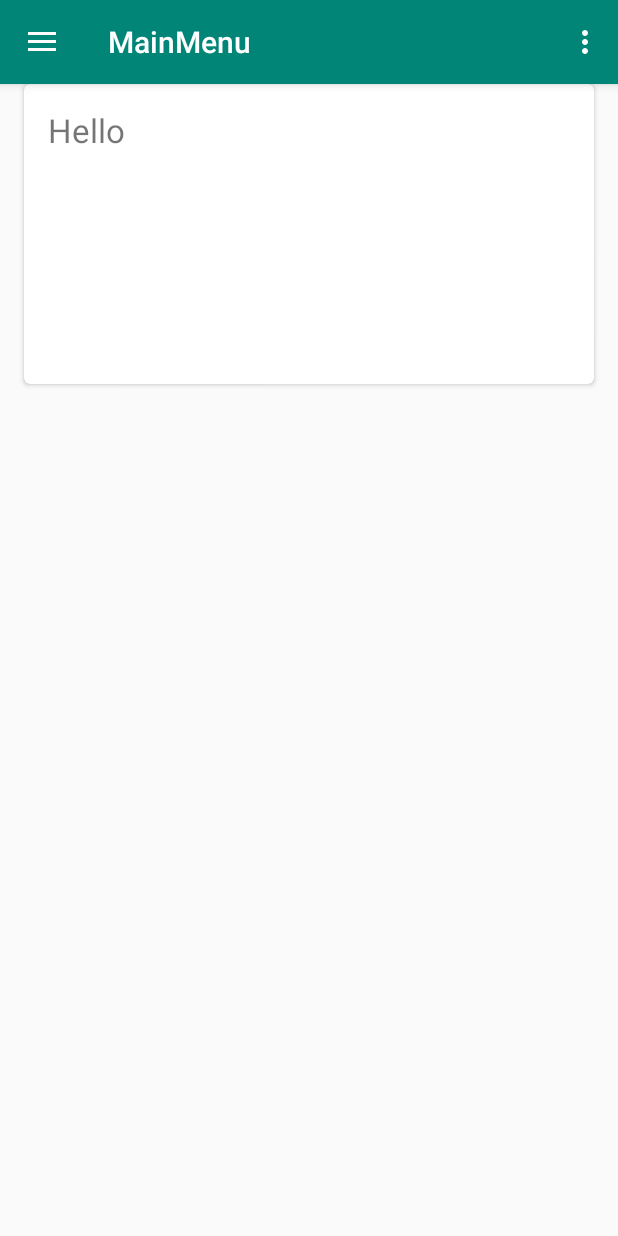
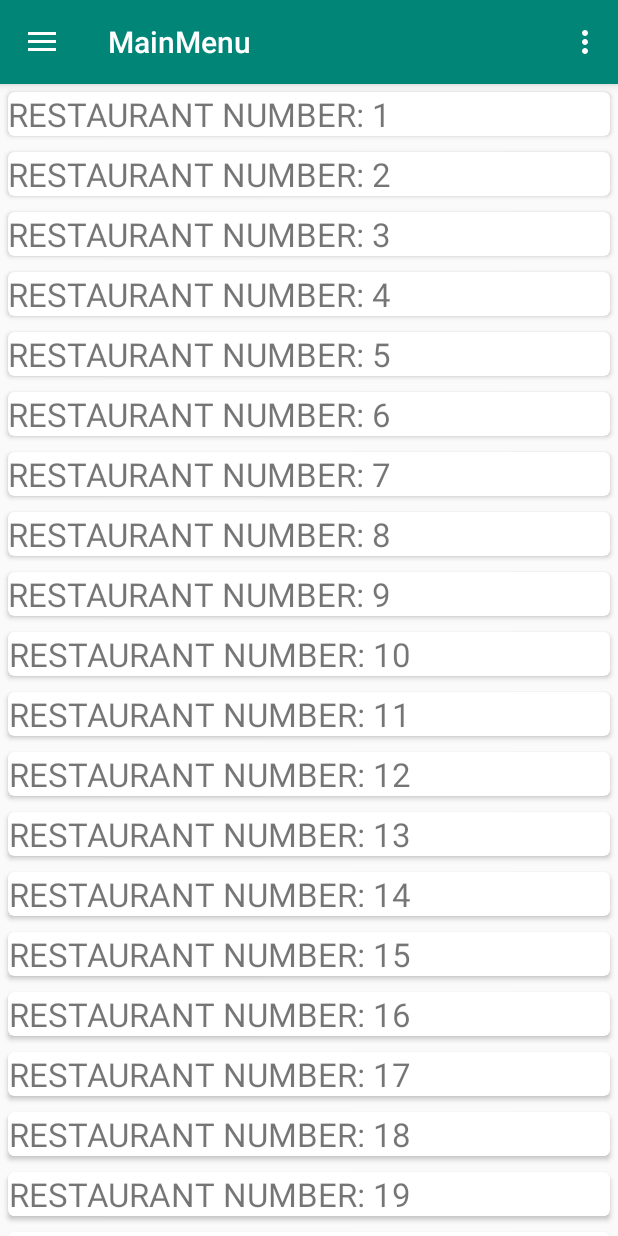
Before and after one commit to lucasfoo/Meal-Demo, an Android app: the MainMenu screen opened directly, with no data from a screen before it, on a phone screen of 412 x 824 dp. Run offline under Robolectric (Android 15) with nearby library versions, the phone set to English and light mode, and no system bars.

Commit message:
Added in a template for recylcer view and card_view in the main menu

```diff
--- a/app/src/main/java/com/example/demo/MainMenu.java
+++ b/app/src/main/java/com/example/demo/MainMenu.java
@@ -3,6 +3,8 @@ package com.example.demo;
 import android.os.Bundle;
 import android.support.design.widget.FloatingActionButton;
 import android.support.design.widget.Snackbar;
+import android.support.v7.widget.LinearLayoutManager;
+import android.support.v7.widget.RecyclerView;
 import android.view.View;
 import android.support.v4.view.GravityCompat;
 import android.support.v7.app.ActionBarDrawerToggle;
@@ -13,6 +15,10 @@ import android.support.v4.widget.DrawerLayout;
 import android.support.v7.app.AppCompatActivity;
 import android.support.v7.widget.Toolbar;
 import android.view.Menu;
+
+import java.util.ArrayList;
+import java.util.List;
+
 
 public class MainMenu extends AppCompatActivity
         implements NavigationView.OnNavigationItemSelectedListener {
@@ -39,6 +45,15 @@ public class MainMenu extends AppCompatActivity
         toggle.syncState();
         navigationView.setNavigationItemSelectedListener(this);
 
+        //RecylcerView code below
+        RecyclerView recList = (RecyclerView)findViewById(R.id.cardList);
+        recList.setHasFixedSize(true);
+        LinearLayoutManager linearLayoutManager = new LinearLayoutManager(this);
+        linearLayoutManager.setOrientation(LinearLayoutManager.VERTICAL);
+        recList.setLayoutManager(linearLayoutManager);
+
+        RestaurantDataAdapter restaurantDataAdapter = new RestaurantDataAdapter(createList(30));
+        recList.setAdapter(restaurantDataAdapter);
     }
 
     @Override
@@ -97,4 +112,17 @@ public class MainMenu extends AppCompatActivity
         drawer.closeDrawer(GravityCompat.START);
         return true;
     }
+
+    private List<RestaurantData> createList(int size){
+        List<RestaurantData> res = new ArrayList<RestaurantData>();
+        for(int i = 1; i < size; ++i){
+            RestaurantData restaurantData = new RestaurantData();
+            restaurantData.name = "RESTAURANT NUMBER: " + i;
+
+            res.add(restaurantData);
+        }
+        return res;
+    }
+
+
 }
--- /dev/null
+++ b/app/src/main/java/com/example/demo/RestaurantData.java
@@ -0,0 +1,5 @@
+package com.example.demo;
+
+public class RestaurantData {
+    protected String name;
+}
--- /dev/null
+++ b/app/src/main/java/com/example/demo/RestaurantDataAdapter.java
@@ -0,0 +1,47 @@
+package com.example.demo;
+
+import android.support.annotation.NonNull;
+import android.support.v7.widget.RecyclerView;
+import android.support.v7.widget.CardView;
+import android.view.LayoutInflater;
+import android.view.View;
+import android.view.ViewGroup;
+import android.widget.TextView;
+
+import java.util.List;
+
+public class RestaurantDataAdapter extends RecyclerView.Adapter<RestaurantDataAdapter.RestaurantViewHolder> {
+    private List<RestaurantData> RestaurantList;
+
+    public  RestaurantDataAdapter(List<RestaurantData> RestaurantList){
+        this.RestaurantList = RestaurantList;
+    }
+
+    @Override
+    public int getItemCount(){
+        return RestaurantList.size();
+    }
+
+    @NonNull
+    @Override
+    public RestaurantDataAdapter.RestaurantViewHolder onCreateViewHolder(@NonNull ViewGroup viewGroup, int i) {
+        View view = LayoutInflater.from(viewGroup.getContext()).inflate(R.layout.main_menu_card, viewGroup, false);
+        return new RestaurantViewHolder(view);
+    }
+
+    @Override
+    public void onBindViewHolder(RestaurantViewHolder restaurantViewHolder, int i){
+        RestaurantData restaurantData = RestaurantList.get(i);
+        RestaurantViewHolder.mName.setText(restaurantData.name);
+    }
+
+    public static class  RestaurantViewHolder extends RecyclerView.ViewHolder {
+        protected static TextView mName;
+
+        public RestaurantViewHolder(View view) {
+            super(view);
+            mName = view.findViewById(R.id.restaurant_name);
+        }
+    }
+
+}
--- a/app/src/main/res/layout/content_main_menu.xml
+++ b/app/src/main/res/layout/content_main_menu.xml
@@ -7,24 +7,10 @@
     app:layout_behavior="@string/appbar_scrolling_view_behavior"
     tools:context=".MainMenu"
     tools:showIn="@layout/app_bar_main_menu">
-
-    <android.support.v7.widget.CardView
+    <android.support.v7.widget.RecyclerView
         android:layout_width="match_parent"
-        android:layout_marginLeft="16dp"
-        android:layout_marginRight="16dp"
-        android:layout_height="200dp"
-        android:layout_gravity="center_horizontal"
-        android:id="@+id/card_view"
-        app:cardCornerRadius="4dp"
+        android:layout_height="match_parent"
+        android:id="@+id/cardList"
         >
-        <TextView
-            android:id="@+id/info_text"
-            android:layout_width="match_parent"
-            android:layout_height="wrap_content"
-            android:textSize="22sp"
-            android:padding="16dp"
-            android:text="Hello"
-            />
-    </android.support.v7.widget.CardView>
-
+    </android.support.v7.widget.RecyclerView>
 </LinearLayout>
--- /dev/null
+++ b/app/src/main/res/layout/main_menu_card.xml
@@ -0,0 +1,22 @@
+<android.support.v7.widget.CardView
+    xmlns:card_view="http://schemas.android.com/apk/res-auto"
+    xmlns:android="http://schemas.android.com/apk/res/android"
+    android:id="@+id/main_menu_item"
+    android:layout_width="match_parent"
+    android:layout_height="wrap_content"
+    card_view:cardCornerRadius="4dp"
+    android:layout_margin="5dp">
+    <RelativeLayout
+        android:layout_width="match_parent"
+        android:layout_height="wrap_content">
+        <TextView
+            android:id="@+id/restaurant_name"
+            android:layout_width="wrap_content"
+            android:layout_height="wrap_content"
+            android:text="restaurant_name"
+            android:textSize="22sp"
+            android:textAlignment="center"
+            android:gravity="center"
+            />
+    </RelativeLayout>
+</android.support.v7.widget.CardView>
```
